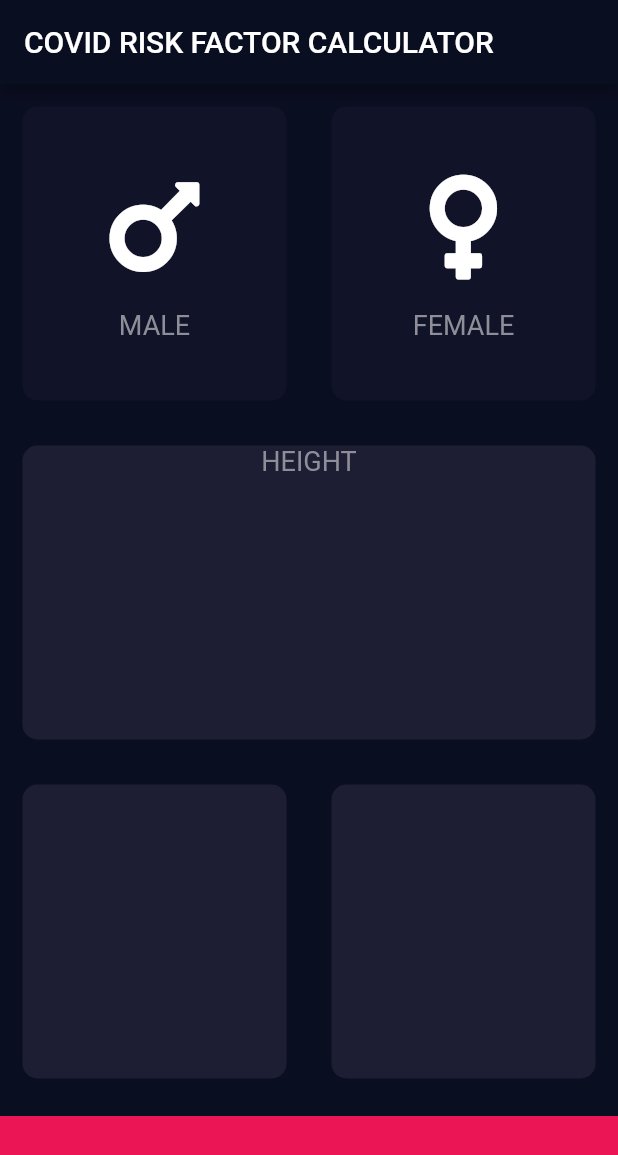
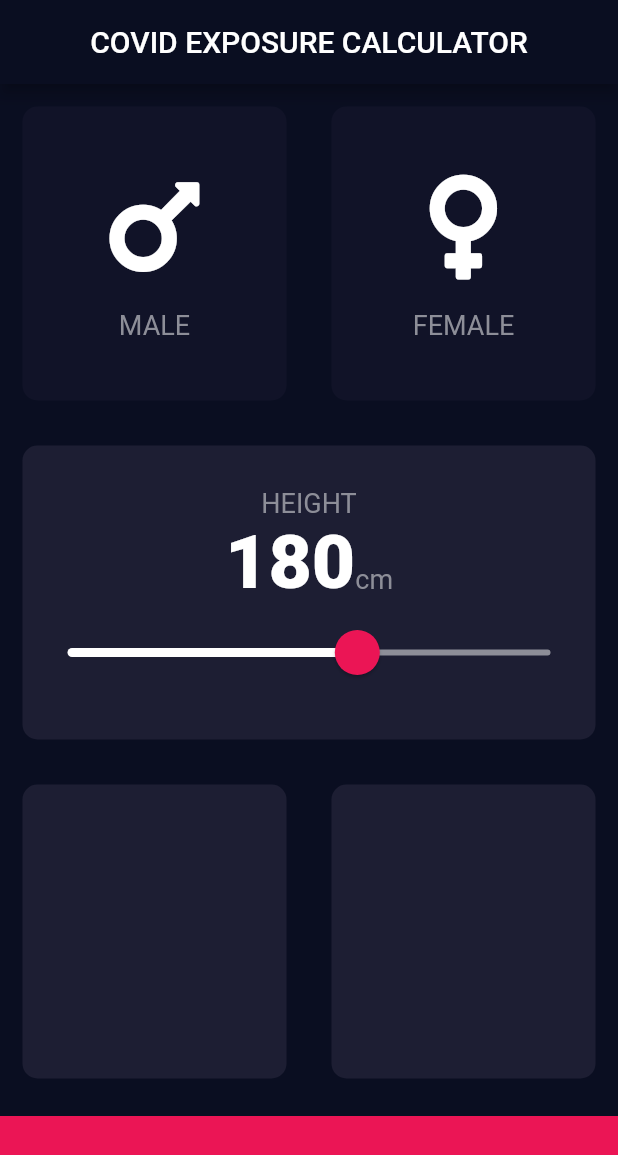
Before and after one commit to abhi-kv29/COVID-RISK-FACTOR-CALCULATOR, a Flutter app: the screen it shows after launch, on a phone screen of 412 x 824 dp. Shown: the top 1155 px of the screen. Run offline on Flutter 3.47's test engine with Material 2 defaults, Android fonts, the phone set to English and light mode, and no system bars; our stand-ins replace font_awesome_flutter.

Commit message:
refactored code

```diff
--- a/lib/constants.dart
+++ b/lib/constants.dart
@@ -9,3 +9,8 @@ const kBottomContainerHeight = 80.0;
 const kActiveCardColour = Color(0xFF1D1E33);
 const kInactiveCardColour = Color(0xFF111328);
 const kBottomContainerColour = Color(0xFFEB1555);
+
+const kNumberTextStyle = TextStyle(
+  fontWeight: FontWeight.w900,
+  fontSize: 50.0,
+);
--- a/lib/icon_content.dart
+++ b/lib/icon_content.dart
@@ -14,7 +14,6 @@ class IconContent extends StatelessWidget {
       children: <Widget>[
         Icon(
           icon,
-          color: Colors.white,
           size: 80.0,
         ),
         SizedBox(
--- a/lib/input_page.dart
+++ b/lib/input_page.dart
@@ -19,12 +19,14 @@ class _InputPageState extends State<InputPage> {
   Color femaleCardColour = kInactiveCardColour;
 
   Gender selectedGender;
+  int height = 180;
 
   @override
   Widget build(BuildContext context) {
     return Scaffold(
         appBar: AppBar(
-          title: Text('COVID RISK FACTOR CALCULATOR'),
+          centerTitle: true,
+          title: Text('COVID EXPOSURE CALCULATOR'),
         ),
         body: Column(
           crossAxisAlignment: CrossAxisAlignment.stretch,
@@ -71,10 +73,48 @@ class _InputPageState extends State<InputPage> {
               child: ReusableCard(
                 colour: kActiveCardColour,
                 cardChild: Column(
+                  mainAxisAlignment: MainAxisAlignment.center,
                   children: <Widget>[
                     Text(
                       'HEIGHT',
                       style: kLabelTextStyle,
+                    ),
+                    Row(
+                      mainAxisAlignment: MainAxisAlignment.center,
+                      crossAxisAlignment: CrossAxisAlignment.baseline,
+                      textBaseline: TextBaseline.alphabetic,
+                      children: <Widget>[
+                        Text(
+                          height.toString(),
+                          style: kNumberTextStyle,
+                        ),
+                        Text(
+                          'cm',
+                          style: kLabelTextStyle,
+                        ),
+                      ],
+                    ),
+                    SliderTheme(
+                      data: SliderTheme.of(context).copyWith(
+                        inactiveTrackColor: Color(0xFF8D8E98),
+                        activeTrackColor: Colors.white,
+                        thumbColor: Color(0xFFEB1555),
+                        overlayColor: Color(0x29EB1555),
+                        thumbShape:
+                            RoundSliderThumbShape(enabledThumbRadius: 15.0),
+                        overlayShape:
+                            RoundSliderOverlayShape(overlayRadius: 30.0),
+                      ),
+                      child: Slider(
+                        value: height.toDouble(),
+                        min: 120.0,
+                        max: 220.0,
+                        onChanged: (double newValue) {
+                          setState(() {
+                            height = newValue.round();
+                          });
+                        },
+                      ),
                     ),
                   ],
                 ),
--- a/lib/main.dart
+++ b/lib/main.dart
@@ -8,7 +8,7 @@ class COVIDRFCalculator extends StatelessWidget {
   Widget build(BuildContext context) {
     return MaterialApp(
       debugShowCheckedModeBanner: false,
-      theme: ThemeData(
+      theme: ThemeData.dark().copyWith(
         primaryColor: Color(0xFF0A0E21),
         scaffoldBackgroundColor: Color(0xFF0A0E21),
       ),
--- a/lib/reusable_card.dart
+++ b/lib/reusable_card.dart
@@ -2,9 +2,11 @@ import 'package:flutter/material.dart';
 
 class ReusableCard extends StatelessWidget {
   ReusableCard({@required this.colour, this.cardChild, this.onPress});
+
   final Color colour;
   final Widget cardChild;
   final Function onPress;
+
   @override
   Widget build(BuildContext context) {
     return GestureDetector(
```
